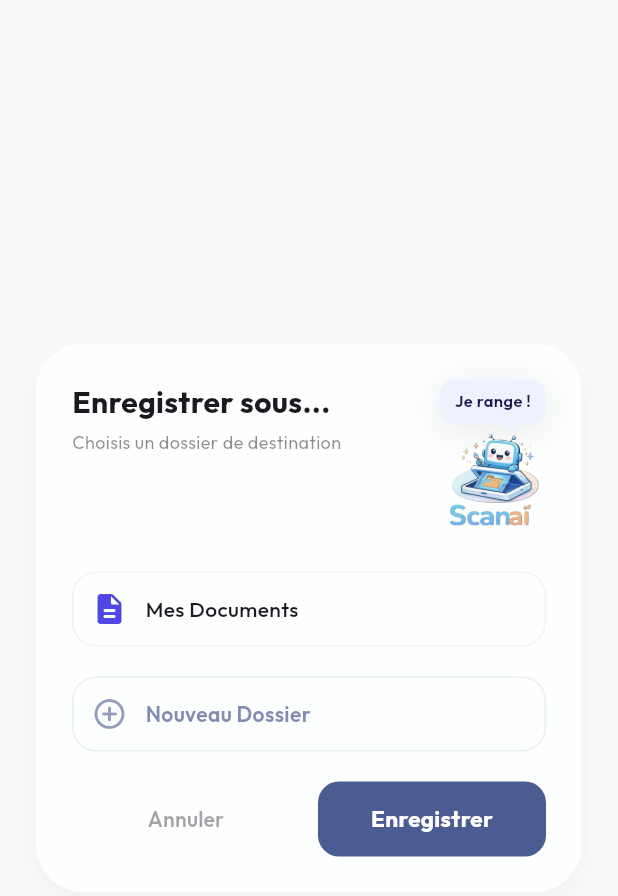
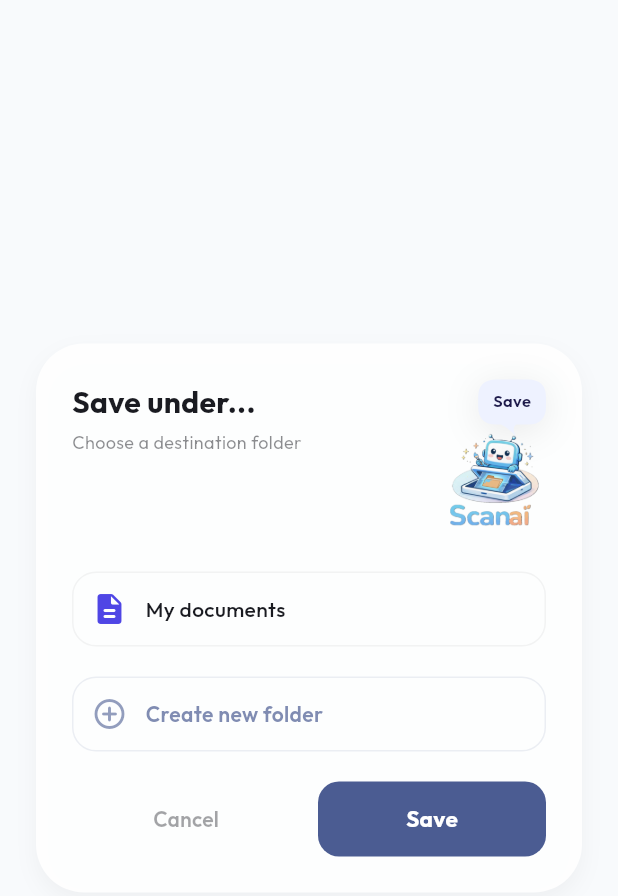
Before and after one commit to panplumousse-star/AIScan, a Flutter app: the MoveToFolderDialog widget shown alone on an empty page, opened directly with empty values, on a phone screen of 412 x 824 dp. Shown: the top 896 px of the screen. Run offline on Flutter 3.47's test engine with Material 3 defaults, Android fonts, the phone set to English and light mode, and no system bars; our stand-ins replace audioplayers, file_picker, flutter_contacts, flutter_riverpod, flutter_secure_storage, google_fonts and 7 more; missing offline and left inert: aes_encrypt_file, encrypt, google_mlkit_document_scanner, google_mlkit_text_recognition; accounts and stored records are empty; network calls fail.

Commit message:
feat: Add i18n to OCR text panel and move folder dialog
- Update ocr_text_panel.dart: header title, context menu actions
- Update move_to_folder_dialog.dart: dialog title, subtitle, buttons, folder options

Co-Authored-By: Claude Opus 4.5 <noreply@anthropic.com>

```diff
--- a/lib/features/documents/presentation/widgets/move_to_folder_dialog.dart
+++ b/lib/features/documents/presentation/widgets/move_to_folder_dialog.dart
@@ -6,6 +6,7 @@ import 'package:google_fonts/google_fonts.dart';
 import '../../../../core/widgets/bento_card.dart';
 import '../../../../core/widgets/bento_mascot.dart';
 import '../../../../core/widgets/bento_speech_bubble.dart';
+import '../../../../l10n/app_localizations.dart';
 import '../../../folders/domain/folder_model.dart';
 import '../../../folders/presentation/widgets/bento_folder_dialog.dart';
 
@@ -96,6 +97,7 @@ class _MoveToFolderDialogState extends State<MoveToFolderDialog> {
   Widget build(BuildContext context) {
     final theme = Theme.of(context);
     final isDark = theme.brightness == Brightness.dark;
+    final l10n = AppLocalizations.of(context);
 
     return BackdropFilter(
       filter: ImageFilter.blur(sigmaX: 3, sigmaY: 3),
@@ -131,7 +133,7 @@ class _MoveToFolderDialogState extends State<MoveToFolderDialog> {
                             crossAxisAlignment: CrossAxisAlignment.start,
                             children: [
                               Text(
-                                'Enregistrer sous...',
+                                l10n?.saveUnder ?? 'Save under...',
                                 style: GoogleFonts.outfit(
                                   fontSize: 20,
                                   fontWeight: FontWeight.w700,
@@ -140,7 +142,7 @@ class _MoveToFolderDialogState extends State<MoveToFolderDialog> {
                               ),
                               const SizedBox(height: 4),
                               Text(
-                                'Choisis un dossier de destination',
+                                l10n?.chooseDestinationFolder ?? 'Choose a destination folder',
                                 style: GoogleFonts.outfit(
                                   fontSize: 12,
                                   color: theme.colorScheme.onSurface
@@ -167,7 +169,7 @@ class _MoveToFolderDialogState extends State<MoveToFolderDialog> {
                               padding: const EdgeInsets.symmetric(
                                   horizontal: 10, vertical: 6),
                               child: Text(
-                                'Je range !',
+                                l10n?.save ?? 'Save',
                                 style: GoogleFonts.outfit(
                                   fontSize: 11,
                                   fontWeight: FontWeight.w600,
@@ -203,7 +205,7 @@ class _MoveToFolderDialogState extends State<MoveToFolderDialog> {
                               onTap: () =>
                                   setState(() => _selectedFolderId = null),
                               icon: Icons.description_rounded,
-                              title: 'Mes Documents',
+                              title: l10n?.myDocuments ?? 'My Documents',
                               color: const Color(0xFF4F46E5),
                               isSelected: _selectedFolderId == null,
                               theme: theme,
@@ -253,7 +255,7 @@ class _MoveToFolderDialogState extends State<MoveToFolderDialog> {
                             const SizedBox(width: 12),
                             Expanded(
                               child: Text(
-                                'Nouveau Dossier',
+                                l10n?.createNewFolder ?? 'New Folder',
                                 style: GoogleFonts.outfit(
                                   fontWeight: FontWeight.w600,
                                   color: theme.colorScheme.primary
@@ -280,7 +282,7 @@ class _MoveToFolderDialogState extends State<MoveToFolderDialog> {
                                   borderRadius: BorderRadius.circular(14)),
                             ),
                             child: Text(
-                              'Annuler',
+                              l10n?.cancel ?? 'Cancel',
                               style: GoogleFonts.outfit(
                                 fontWeight: FontWeight.w600,
                                 color: theme.colorScheme.onSurface
@@ -304,7 +306,7 @@ class _MoveToFolderDialogState extends State<MoveToFolderDialog> {
                                 borderRadius: BorderRadius.circular(14),
                                 child: Center(
                                   child: Text(
-                                    'Enregistrer',
+                                    l10n?.save ?? 'Save',
                                     style: GoogleFonts.outfit(
                                       fontWeight: FontWeight.w700,
                                       color: theme.colorScheme.onPrimary,
```
Also changed, not shown: lib/features/documents/presentation/widgets/ocr_text_panel.dart (+6 -4 lines).
